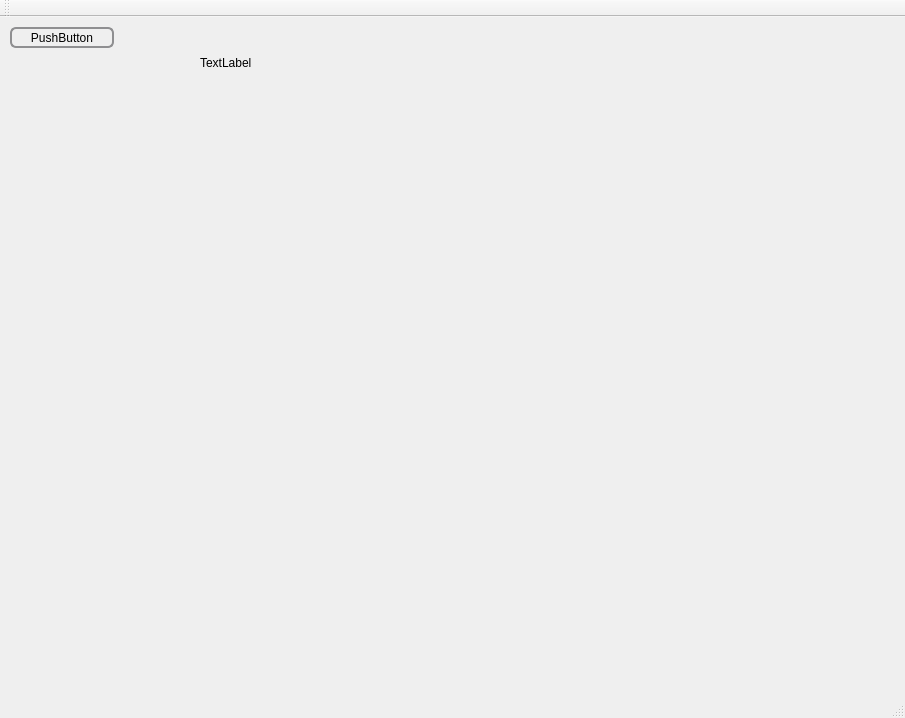
Old version of the form mainwindow.ui in the repository QterDawny/ZStyelsheet.
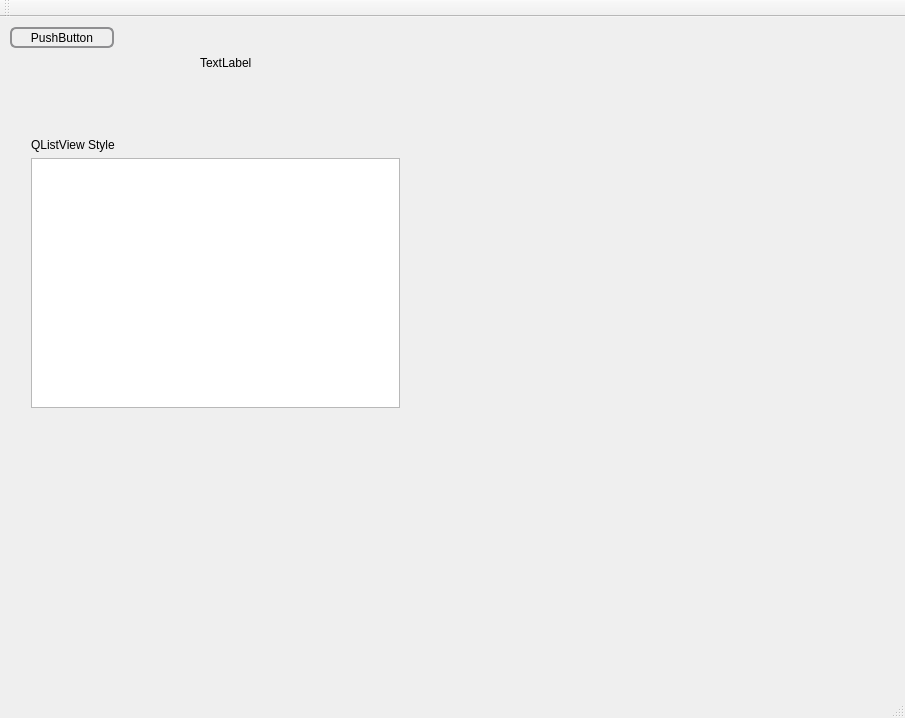
New version of the form. Icons and pictures are not drawn.

Commit message: add QListWidget stylesheet

What changed in the file:
```diff
--- a/mainwindow.ui
+++ b/mainwindow.ui
@@ -93,6 +93,103 @@
      <string>TextLabel</string>
     </property>
    </widget>
+   <widget class="QStackedWidget" name="stackedWidget">
+    <property name="geometry">
+     <rect>
+      <x>20</x>
+      <y>110</y>
+      <width>391</width>
+      <height>291</height>
+     </rect>
+    </property>
+    <widget class="QWidget" name="page">
+     <layout class="QGridLayout" name="gridLayout">
+      <item row="1" column="0">
+       <widget class="QListWidget" name="listWidget">
+        <property name="sizePolicy">
+         <sizepolicy hsizetype="Expanding" vsizetype="Fixed">
+          <horstretch>0</horstretch>
+          <verstretch>0</verstretch>
+         </sizepolicy>
+        </property>
+        <property name="minimumSize">
+         <size>
+          <width>0</width>
+          <height>250</height>
+         </size>
+        </property>
+        <property name="maximumSize">
+         <size>
+          <width>16777215</width>
+          <height>250</height>
+         </size>
+        </property>
+        <property name="styleSheet">
+         <string notr="true">QListView {
+	paint-alternating-row-colors-for-empty-area: 1;
+}
+
+QListView::item {
+	margin-bottom: 1px;
+}
+
+QListView::item:alternate {
+    background: #EEEEEE;
+}
+
+QListView::item:selected {
+    border: 1px solid #6a6ea9;
+}
+
+QListView::item:selected:!active {
+    background: qlineargradient(x1: 0, y1: 0, x2: 0, y2: 1,
+                                stop: 0 #ABAFE5, stop: 1 #8588B2);
+}
+
+QListView::item:selected:active {
+    background: qlineargradient(x1: 0, y1: 0, x2: 0, y2: 1,
+                                stop: 0 #6a6ea9, stop: 1 #888dd9);
+}
+
+QListView::item:hover {
+    background: qlineargradient(x1: 0, y1: 0, x2: 0, y2: 1,
+                                stop: 0 #FAFBFE, stop: 1 #DCDEF1);
+}</string>
+        </property>
+        <property name="verticalScrollBarPolicy">
+         <enum>Qt::ScrollBarAsNeeded</enum>
+        </property>
+        <property name="horizontalScrollBarPolicy">
+         <enum>Qt::ScrollBarAlwaysOff</enum>
+        </property>
+        <property name="sizeAdjustPolicy">
+         <enum>QAbstractScrollArea::AdjustIgnored</enum>
+        </property>
+        <property name="editTriggers">
+         <set>QAbstractItemView::NoEditTriggers</set>
+        </property>
+        <property name="alternatingRowColors">
+         <bool>true</bool>
+        </property>
+        <property name="movement">
+         <enum>QListView::Static</enum>
+        </property>
+        <property name="selectionRectVisible">
+         <bool>false</bool>
+        </property>
+       </widget>
+      </item>
+      <item row="0" column="0">
+       <widget class="QLabel" name="label_2">
+        <property name="text">
+         <string>QListView Style</string>
+        </property>
+       </widget>
+      </item>
+     </layout>
+    </widget>
+    <widget class="QWidget" name="page_2"/>
+   </widget>
   </widget>
   <widget class="QMenuBar" name="menuBar">
    <property name="geometry">
```
The commit also changes 2 other files.
